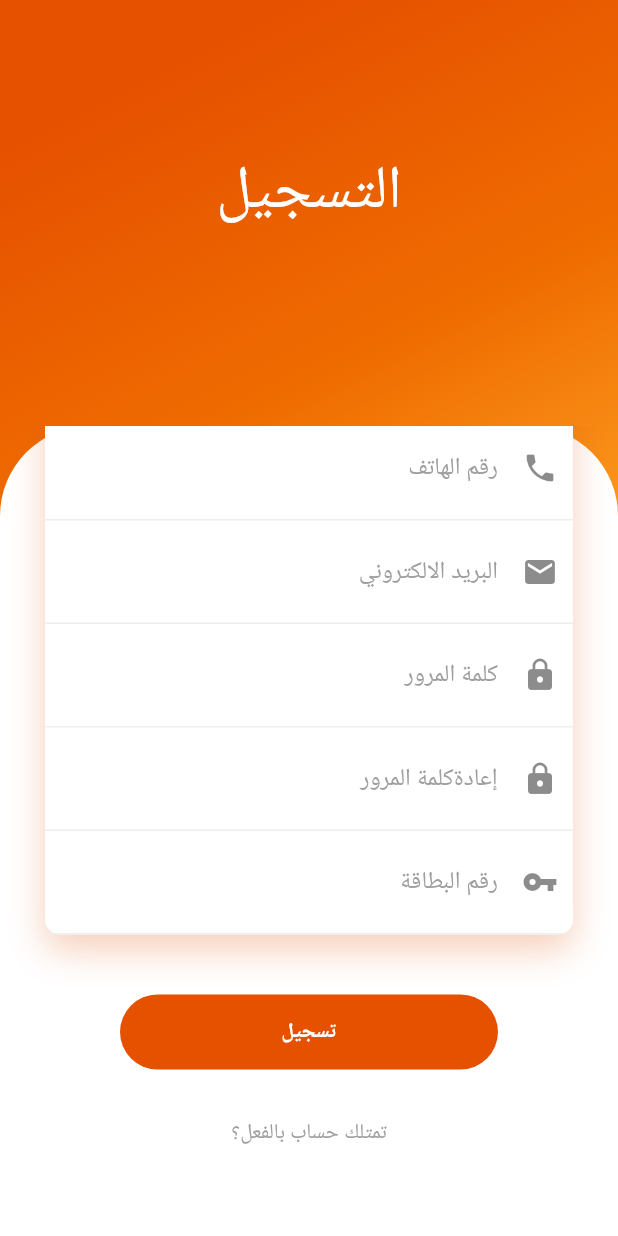
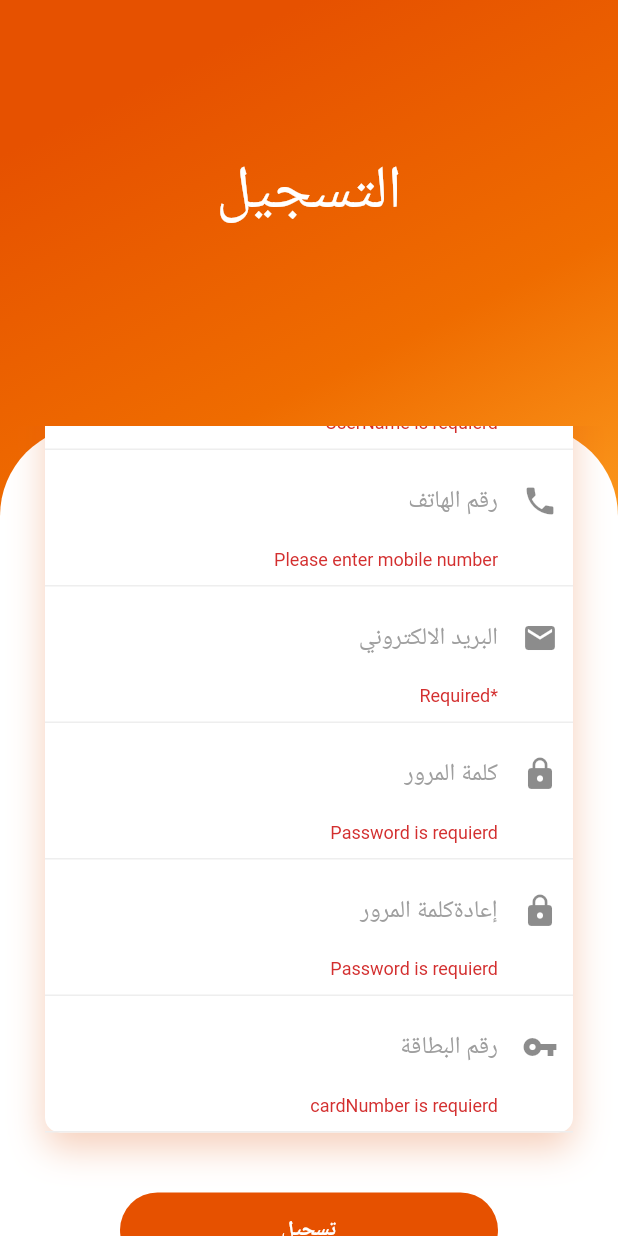
Before and after one commit to esraaahmed6/Tamwink, a Flutter app: the Repage screen opened by its route, scrolled down 165 dp, after a tap on "تسجيل", on a phone screen of 412 x 824 dp. Run offline on Flutter 3.47's test engine with Material 2 defaults, Android fonts, the phone set to English and light mode, and no system bars; our stand-ins replace cloud_firestore, firebase_auth, firebase_storage, fluttertoast, font_awesome_flutter, image_picker and 2 more; missing offline and left inert: auto_direction, credit_card; accounts and stored records are empty.

Commit message:
Toka commit

```diff
--- /dev/null
+++ b/lib/auth/CrudFire.dart
@@ -0,0 +1,15 @@
+import 'package:cloud_firestore/cloud_firestore.dart';
+import 'package:firebase_auth/firebase_auth.dart';
+
+class CrudFire{
+
+  bool auth()
+  {
+    return FirebaseAuth.instance.currentUser() != null?true:false;
+  }
+  Future<void> create(data)async{
+    if (auth()){
+      Firestore.instance.collection('User').add(data);
+    }
+  }
+}
--- a/lib/auth/regiter_page.dart
+++ b/lib/auth/regiter_page.dart
@@ -1,10 +1,16 @@
+import 'package:cloud_firestore/cloud_firestore.dart';
 import 'package:flutter/material.dart';
 import 'package:flutter/cupertino.dart';
 import 'package:tamwink/services/app_methods.dart';
-import 'package:tamwink/services/app_data.dart';
-import 'package:tamwink/services/app_tools.dart';
+//import 'package:tamwink/services/app_data.dart';
+//import 'package:tamwink/services/app_tools.dart';
 import 'package:tamwink/services/firebase_methods.dart';
-import 'package:firebase_storage/firebase_storage.dart';
+//import 'package:firebase_storage/firebase_storage.dart';
+//import 'package:cloud_firestore/cloud_firestore.dart';
+import 'package:firebase_auth/firebase_auth.dart';
+import 'package:tamwink/customer/maincustomer.dart';
+
+
 
 class Repage extends StatefulWidget {
 
@@ -12,7 +18,10 @@ class Repage extends StatefulWidget {
   _RepageState createState() => _RepageState();
 }
 
+
 class _RepageState extends State<Repage> {
+
+  final userrefrence = Firestore.instance.collection('User');
   TextEditingController fullname = new TextEditingController();
   TextEditingController phoneNumber = new TextEditingController();
   TextEditingController email = new TextEditingController();
@@ -20,17 +29,27 @@ class _RepageState extends State<Repage> {
   TextEditingController re_password = new TextEditingController();
   TextEditingController ration_card = new TextEditingController();
   final scaffoldKey = new GlobalKey<ScaffoldState>();
+  // to read form
+  final _formkey = GlobalKey<FormState>();
   BuildContext context;
   AppMethods appMethod = new FirebaseMethods();
 
   @override
-  String dropval;
+  void initState() {
+    super.initState();
+  }
 
-  void dropChange(String va) {
-    setState(() {
-      dropval = va;
-    });
+  @override
+  void dispose() {
+    super.dispose();
+    fullname.dispose();
+    phoneNumber.dispose();
+    password .dispose();
+    email.dispose();
+    re_password.dispose();
+    ration_card.dispose();
   }
+  final GlobalKey<FormState> _formKey = GlobalKey<FormState>();
 
   Widget build(BuildContext context) {
     this.context = context;
@@ -39,6 +58,7 @@ class _RepageState extends State<Repage> {
 
         child: Scaffold(
           body: Form(
+            key: _formkey,
             child: Container(
                 width: double.infinity,
                 decoration: BoxDecoration(
@@ -102,7 +122,7 @@ class _RepageState extends State<Repage> {
                                             border: Border(bottom: BorderSide(
                                                 color: Colors.grey[200]))
                                         ),
-                                        child: TextField(
+                                        child:  TextFormField(
                                           // ignore: missing_return
                                           keyboardType: TextInputType.text,
                                           decoration: InputDecoration(
@@ -113,7 +133,9 @@ class _RepageState extends State<Repage> {
                                               icon: Icon(Icons.people)
                                           ),
                                           controller: fullname,
+                                          validator: validateName,
                                         ),
+
                                       ),
                                       Container(
                                         padding: EdgeInsets.all(10),
@@ -131,6 +153,7 @@ class _RepageState extends State<Repage> {
                                               icon: Icon(Icons.phone)
                                           ),
                                           controller: phoneNumber,
+                                          validator: validateMobile,
                                         ),
 
                                       ),
@@ -140,7 +163,7 @@ class _RepageState extends State<Repage> {
                                             border: Border(bottom: BorderSide(
                                                 color: Colors.grey[200]))
                                         ),
-                                        child: TextField(
+                                        child: TextFormField(
                                           // ignore: missing_return
 
                                           decoration: InputDecoration(
@@ -151,6 +174,7 @@ class _RepageState extends State<Repage> {
                                               icon: Icon(Icons.email)
                                           ),
                                           controller: email,
+                                          validator: emailValidator,
                                         ),
                                       ),
                                       Container(
@@ -159,7 +183,7 @@ class _RepageState extends State<Repage> {
                                             border: Border(bottom: BorderSide(
                                                 color: Colors.grey[200]))
                                         ),
-                                        child: TextField(
+                                        child: TextFormField(
                                           // ignore: missing_return
 
                                           decoration: InputDecoration(
@@ -170,6 +194,7 @@ class _RepageState extends State<Repage> {
                                               icon: Icon(Icons.lock)
                                           ),
                                           controller: password,
+                                          validator: pwdValidator,
                                         ),
                                       ),
                                       Container(
@@ -178,7 +203,7 @@ class _RepageState extends State<Repage> {
                                             border: Border(bottom: BorderSide(
                                                 color: Colors.grey[200]))
                                         ),
-                                        child: TextField(
+                                        child: TextFormField(
                                           // ignore: missing_return
 
                                           decoration: InputDecoration(
@@ -189,111 +214,18 @@ class _RepageState extends State<Repage> {
                                               icon: Icon(Icons.lock)
                                           ),
                                           controller: re_password,
+                                          validator: pwdValidator,
                                         ),
                                       ),
 
-                                    /*  Row(
-                                        children: <Widget>[
-                                          Expanded(
-                                              child: Container(
-                                                padding: EdgeInsets.all(10),
-                                                decoration: BoxDecoration(
-                                                    border: Border(
-                                                        bottom: BorderSide(
-                                                            color: Colors
-                                                                .grey[200]))
-                                                ),
-                                                child: DropdownButtonFormField(
-                                                    decoration: InputDecoration(
-                                                      //  labelText: 'City',
-                                                        filled: true,
-                                                        fillColor: Colors.white,
-                                                        border: InputBorder
-                                                            .none,
-                                                        // icon: Icon(Icons.location_city,color: Colors.deepOrange),
-                                                        contentPadding: EdgeInsets
-                                                            .all(10)
-                                                    ),
-                                                    hint: Text('حدد المنطقة'),
-                                                    onChanged: dropChange,
-                                                    value: dropval,
-                                                    items: <String>[
-                                                      'فيصل',
-                                                      'الهرم'
-                                                    ]
-                                                        .map<DropdownMenuItem<
-                                                        String>>((
-                                                        String value) {
-                                                      return DropdownMenuItem<
-                                                          String>(
-                                                        child: Text(value),
-                                                        value: value,);
-                                                    }).toList()
-                                                ),
-                                              )
-                                          ),
-                                          SizedBox(width: 30,),
-                                          Expanded(
-                                            child: Container(
-                                              padding: EdgeInsets.all(10),
-                                              decoration: BoxDecoration(
-                                                  border: Border(
-                                                      bottom: BorderSide(
-                                                          color: Colors
-                                                              .grey[200]))
-                                              ),
-                                              child: DropdownButtonFormField(
-                                                  decoration: InputDecoration(
-                                                    //  labelText: 'City',
-                                                      filled: true,
-                                                      fillColor: Colors.white,
-                                                      border: InputBorder.none,
-                                                      // icon: Icon(Icons.location_city,color: Colors.deepOrange),
-                                                      contentPadding: EdgeInsets
-                                                          .all(10)
-                                                  ),
-                                                  hint: Text('حدد االمحافظة'),
-                                                  onChanged: dropChange,
-                                                  value: dropval,
-                                                  items: <String>[
-                                                    'فيصل',
-                                                    'الهرم'
-                                                  ]
-                                                      .map<DropdownMenuItem<
-                                                      String>>((String value) {
-                                                    return DropdownMenuItem<
-                                                        String>(
-                                                      child: Text(value),
-                                                      value: value,);
-                                                  }).toList()
-                                              ),
-                                            ),
-                                          )
-                                        ],
-                                      ),
+
                                       Container(
                                         padding: EdgeInsets.all(10),
                                         decoration: BoxDecoration(
                                             border: Border(bottom: BorderSide(
                                                 color: Colors.grey[200]))
                                         ),
-                                        child: TextField(
-                                          decoration: InputDecoration(
-                                              hintText: " العنوان (بالتفصيل)",
-                                              hintStyle: TextStyle(
-                                                  color: Colors.grey),
-                                              border: InputBorder.none
-                                          ),
-
-                                        ),
-                                      ),*/
-                                      Container(
-                                        padding: EdgeInsets.all(10),
-                                        decoration: BoxDecoration(
-                                            border: Border(bottom: BorderSide(
-                                                color: Colors.grey[200]))
-                                        ),
-                                        child: TextField(
+                                        child: TextFormField(
                                           keyboardType: TextInputType.phone,
                                           decoration: InputDecoration(
                                               hintText: "رقم البطاقة",
@@ -303,6 +235,7 @@ class _RepageState extends State<Repage> {
                                               icon: Icon(Icons.vpn_key)
                                           ),
                                           controller: ration_card,
+                                          validator: validateCard,
                                         ),
                                       ),
                                     ],
@@ -323,7 +256,66 @@ class _RepageState extends State<Repage> {
                                       child:
 
                                       FlatButton(
-                                        onPressed: verifyDetails,
+                                        onPressed: ()async{
+                                          if (_formkey.currentState.validate()) {
+
+                                            FirebaseAuth.instance
+                                                .createUserWithEmailAndPassword(
+                                                email: email.text,
+                                                password: password.text)
+                                                .then((currentUser) => Firestore.instance
+                                                .collection("User")
+                                                .document(
+                                              currentUser.user.uid,
+                                            )
+                                                .setData({
+
+
+                                              'UserName': fullname.text,
+                                              'Email': email.text,
+                                              'Password': password.text,
+                                              'ration_card': ration_card.text,
+                                              'PhoneNumber':
+                                              phoneNumber.text,
+
+                                            }).then((result) async {
+                                              setState(() {
+                                                print('add');
+
+                                              });
+
+                                              // ignore: sdk_version_set_literal
+                                              Navigator.pushAndRemoveUntil(
+                                                  context,
+                                                  MaterialPageRoute(
+                                                      builder: (context) =>
+                                                          MyHomePage(
+//                                                          title:
+//                                                          _UserNameController
+//                                                              .text,
+//                                                          uid: currentUser.uid,
+                                                          )),
+                                                      (_) => false);
+                                              fullname.clear();
+                                              email.clear();
+                                              password.clear();
+                                              ration_card.clear();
+                                              phoneNumber.clear();
+                                              re_password.clear();
+                                            }).catchError((err) {
+//                                              dialogBox.information(
+//                                                  context, "Error", err.toString());
+                                              print("Error =" + err.toString());
+                                            }))
+                                                .catchError((err) {
+//                                              dialogBox.information(
+//                                                  context, "Error", err.toString());
+                                              print("Error =" + err.toString());
+                                            });
+
+
+                                          }
+                                        },
 
                                         child: Text("تسجيل", style: TextStyle(
                                             color: Colors.white,
@@ -369,51 +361,106 @@ class _RepageState extends State<Repage> {
           ),
         ),);
   }
-  verifyDetails() async {
-    if (fullname.text == "") {
-      showSnackBar("Full name cannot be empty", scaffoldKey);
-      return;
+  String emailValidator(String value) {
+    Pattern pattern =
+        r'^(([^<>()[\]\\.,;:\s@\"]+(\.[^<>()[\]\\.,;:\s@\"]+)*)|(\".+\"))@((\[[0-9]{1,3}\.[0-9]{1,3}\.[0-9]{1,3}\.[0-9]{1,3}\])|(([a-zA-Z\-0-9]+\.)+[a-zA-Z]{2,}))$';
+    RegExp regex = new RegExp(pattern);
+    if (value.isEmpty) return '*Required';
+    if (!regex.hasMatch(value))
+      return '*Enter a valid email';
+    else
+      return null;
+  }
+
+  //validate username//
+  String validateName(String value) {
+    if (value.isEmpty) return 'UserName is requierd';
+    if (value.length < 3)
+      return 'Please enter a valid name .';
+    else
+      return null;
+  }
+
+
+  ///validate phoneNumber///
+  String validateMobile(String value) {
+    String patttern = r'(^(?:[+0]9)?[0-9]{10,12}$)';
+    RegExp regExp = new RegExp(patttern);
+    if (value.length == 0) {
+      return 'Please enter mobile number';
     }
+    else if (!regExp.hasMatch(value)) {
+      return 'Please enter valid mobile number';
+    }
+    return null;
+  }
 
-    if (phoneNumber.text == "") {
-      showSnackBar("Phone cannot be empty", scaffoldKey);
-      return;
-    }
+  ////
+  //validate cardNumber//
+  String validateCard(String value) {
+    if (value.isEmpty) return 'cardNumber is requierd';
+    if (value.length < 14 )
+      return 'Please enter a valid Card .';
+    if (value.length > 14 )
+      return 'Please enter a valid Card .';
+    else
+      return null;
+  }
 
-    if (email.text == "") {
-      showSnackBar("Email cannot be empty", scaffoldKey);
-      return;
-    }
-
-    if (password.text == "") {
-      showSnackBar("Password cannot be empty", scaffoldKey);
-      return;
-    }
-
-     if (re_password.text == "") {
-            showSnackBar("Re-Password cannot be empty", scaffoldKey);
-            return;
-          }
-
-          if (password.text != re_password.text) {
-            showSnackBar("Passwords don't match", scaffoldKey);
-            return;
-          }
-
-    displayProgressDialog(context);
-    String response = await appMethod.createUserAccount(
-        fullname: fullname.text,
-        phone: phoneNumber.text,
-        email: email.text.toLowerCase(),
-        password: password.text.toLowerCase());
-
-    if (response == successful) {
-      closeProgressDialog(context);
-      Navigator.of(context).pop();
-      Navigator.of(context).pop(true);
+//validate password
+  String pwdValidator(String value) {
+    if (value.isEmpty) return 'Password is requierd';
+    if (value.length < 6) {
+      return 'Password must be longer than 6 characters';
     } else {
-      closeProgressDialog(context);
-      showSnackBar(response, scaffoldKey);
+      return null;
     }
   }
+//  verifyDetails() async {
+//    if (fullname.text == "") {
+//      showSnackBar("Full name cannot be empty", scaffoldKey);
+//      return;
+//    }
+//
+//    if (phoneNumber.text == "") {
+//      showSnackBar("Phone cannot be empty", scaffoldKey);
+//      return;
+//    }
+//
+//    if (email.text == "") {
+//      showSnackBar("Email cannot be empty", scaffoldKey);
+//      return;
+//    }
+//
+//    if (password.text == "") {
+//      showSnackBar("Password cannot be empty", scaffoldKey);
+//      return;
+//    }
+//
+//    if (re_password.text == "") {
+//      showSnackBar("Re-Password cannot be empty", scaffoldKey);
+//      return;
+//    }
+//
+//    if (password.text != re_password.text) {
+//      showSnackBar("Passwords don't match", scaffoldKey);
+//      return;
+//    }
+//
+//    displayProgressDialog(context);
+//    String response = await appMethod.createUserAccount(
+//        fullname: fullname.text,
+//        phone: phoneNumber.text,
+//        email: email.text.toLowerCase(),
+//        password: password.text.toLowerCase());
+//
+//    if (response == successful) {
+//      closeProgressDialog(context);
+//      Navigator.of(context).pop();
+//      Navigator.of(context).pop(true);
+//    } else {
+//      closeProgressDialog(context);
+//      showSnackBar(response, scaffoldKey);
+//    }
+//  }
 }
```
